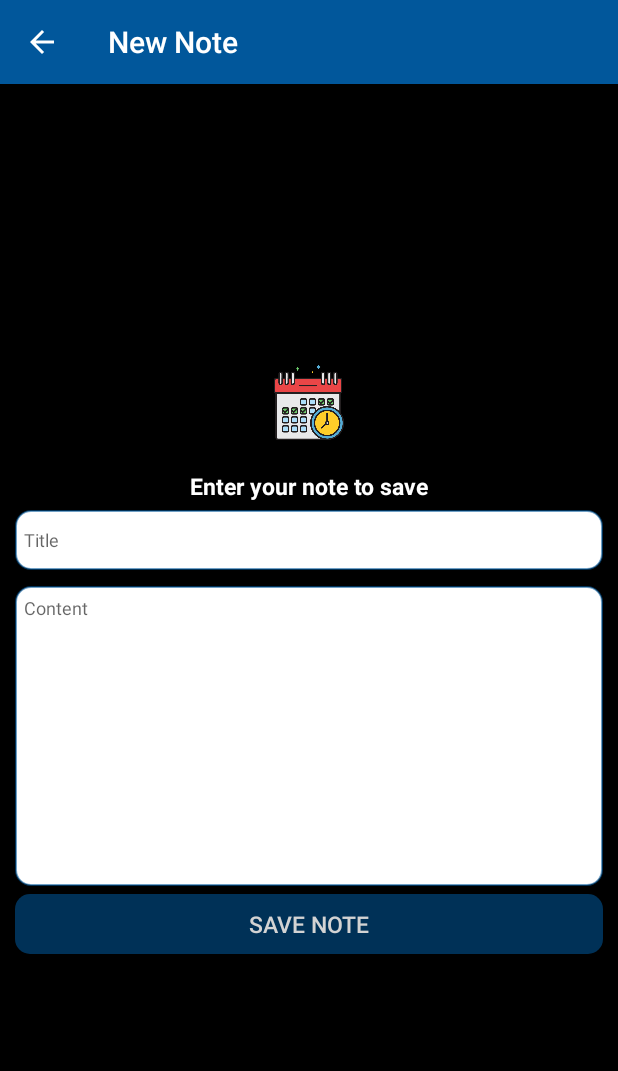
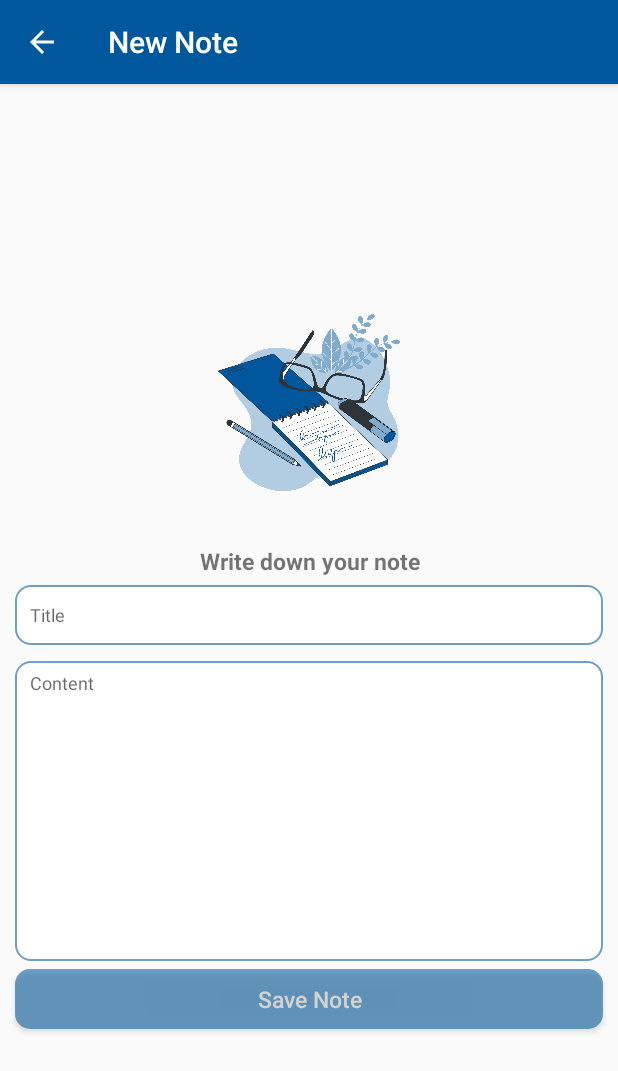
Before and after one commit to MosesWangira/MVVM, an Android app: the screen it shows after launch (NewWordActivity), after a tap on an icon or button, on a phone screen of 412 x 824 dp. Shown: the top 1071 px of the screen. Run offline under Robolectric (Android 15) with nearby library versions, the phone set to English and light mode, and no system bars; our stand-ins replace Picasso, Room's generated code.

Commit message:
polish UI

```diff
--- a/app/src/main/java/com/example/arcitecturemvvm/ui/MainActivity.kt
+++ b/app/src/main/java/com/example/arcitecturemvvm/ui/MainActivity.kt
@@ -30,18 +30,14 @@ class MainActivity : AppCompatActivity()  {
 
 
         fab_icon = findViewById(R.id.fab)
-        Picasso.with(this).load(R.drawable.note_it).into(fab_icon)
+        Picasso.with(this).load(R.drawable.add_note).into(fab_icon)
 
-        val fab = findViewById<FloatingActionButton>(R.id.fab)
-        fab.setOnClickListener {
+        fab_icon.setOnClickListener {
             val intent = Intent(this@MainActivity, NewWordActivity::class.java)
             startActivity(intent)
         }
 
         val recyclerView = findViewById<RecyclerView>(R.id.recyclerview)
-
-
-//        val emptyView: View = findViewById(R.id.empty_catalog)
 
 
         val adapter = WordListAdapter(this)
--- /dev/null
+++ b/app/src/main/res/drawable/add_note.xml
@@ -0,0 +1,5 @@
+<vector android:height="24dp" android:tint="#FFFFFF"
+    android:viewportHeight="24" android:viewportWidth="24"
+    android:width="24dp" xmlns:android="http://schemas.android.com/apk/res/android">
+    <path android:fillColor="@android:color/white" android:pathData="M14,2L6,2c-1.1,0 -1.99,0.9 -1.99,2L4,20c0,1.1 0.89,2 1.99,2L18,22c1.1,0 2,-0.9 2,-2L20,8l-6,-6zM16,16h-3v3h-2v-3L8,16v-2h3v-3h2v3h3v2zM13,9L13,3.5L18.5,9L13,9z"/>
+</vector>
--- a/app/src/main/res/layout/activity_main.xml
+++ b/app/src/main/res/layout/activity_main.xml
@@ -27,7 +27,4 @@
         android:layout_height="wrap_content"
         android:layout_margin="16dp" />
 
-<!--    <include layout="@layout/empty_catalog" />-->
-
-
 </androidx.constraintlayout.widget.ConstraintLayout>
--- a/app/src/main/res/layout/activity_new_word.xml
+++ b/app/src/main/res/layout/activity_new_word.xml
@@ -1,23 +1,22 @@
 <?xml version="1.0" encoding="utf-8"?>
 
 <LinearLayout xmlns:android="http://schemas.android.com/apk/res/android"
+    xmlns:tools="http://schemas.android.com/tools"
     android:layout_width="match_parent"
     android:layout_height="match_parent"
     android:orientation="vertical"
-    android:background="#000000"
     android:gravity="center_vertical">
 
     <ImageView
         android:layout_width="match_parent"
-        android:layout_height="50dp"
-        android:src="@drawable/note_it"
+        android:layout_height="150dp"
+        android:src="@drawable/splash_image"
         android:layout_marginBottom="20dp"/>
 
     <TextView
         android:layout_width="match_parent"
         android:layout_height="wrap_content"
         android:text="@string/enter_your_note_to_save"
-        android:textColor="#ffffff"
         android:textSize="15sp"
         android:textStyle="bold"
         android:gravity="center_horizontal"/>
@@ -37,7 +36,9 @@
         android:layout_marginRight="10dp"
         android:layout_marginLeft="10dp"
         android:padding="@dimen/small_padding"
-        android:textSize="12sp" />
+        android:textSize="12sp"
+        android:paddingStart="10dp"
+        tools:ignore="RtlSymmetry" />
 
     <EditText
         android:id="@+id/edit_word"
@@ -53,21 +54,9 @@
         android:layout_marginRight="10dp"
         android:layout_marginLeft="10dp"
         android:padding="@dimen/small_padding"
-        android:textSize="12sp" />
-
-    <!--    <EditText-->
-    <!--        android:id="@+id/urgency_word"-->
-    <!--        android:layout_width="match_parent"-->
-    <!--        android:layout_height="40dp"-->
-    <!--        android:layout_marginTop="@dimen/big_padding"-->
-    <!--        android:layout_marginBottom="@dimen/big_padding"-->
-    <!--        android:background="@drawable/editext_background"-->
-    <!--        android:layout_marginRight="10dp"-->
-    <!--        android:layout_marginLeft="10dp"-->
-    <!--        android:hint="@string/urgency"-->
-    <!--        android:inputType="number"-->
-    <!--        android:padding="@dimen/small_padding"-->
-    <!--        android:textSize="12sp" />-->
+        android:textSize="12sp"
+        android:paddingStart="10dp"
+        tools:ignore="RtlSymmetry" />
 
 
     <Button
@@ -79,5 +68,6 @@
         android:textSize="15sp"
         android:background="@drawable/login_button_blue_background"
         android:text="@string/button_save"
+        android:textAllCaps="false"
         android:textColor="@color/buttonLabel" />
 </LinearLayout>
--- a/app/src/main/res/values/colors.xml
+++ b/app/src/main/res/values/colors.xml
@@ -1,8 +1,8 @@
 <?xml version="1.0" encoding="utf-8"?>
 <resources>
     <color name="colorPrimary">#01579B</color>
-    <color name="colorPrimaryDark">#00574B</color>
-    <color name="colorAccent">#D81B60</color>
+    <color name="colorPrimaryDark">#01579B</color>
+    <color name="colorAccent">#01579B</color>
 
     <color name="buttonLabel">#d3d3d3</color>
 </resources>
--- a/app/src/main/res/values/strings.xml
+++ b/app/src/main/res/values/strings.xml
@@ -6,6 +6,6 @@
     <string name="delete_all">Delete all</string>
     <string name="title">Title</string>
     <string name="urgency">urgency</string>
-    <string name="enter_your_note_to_save">Enter your note to save</string>
+    <string name="enter_your_note_to_save">Write down your note</string>
     <string name="delete_by_title">Delete by Title</string>
 </resources>
```
Also changed, not shown: app/src/main/res/layout/empty_catalog.xml (deleted, +0 -39 lines), app/src/main/res/drawable/splash_image.png (added).
